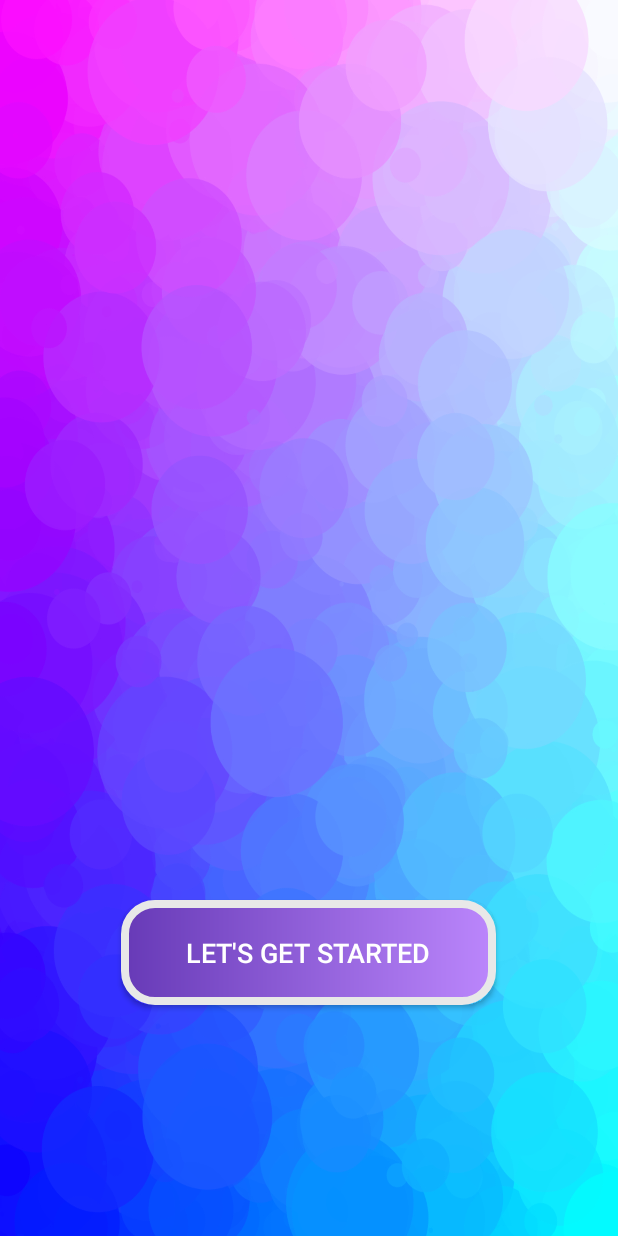
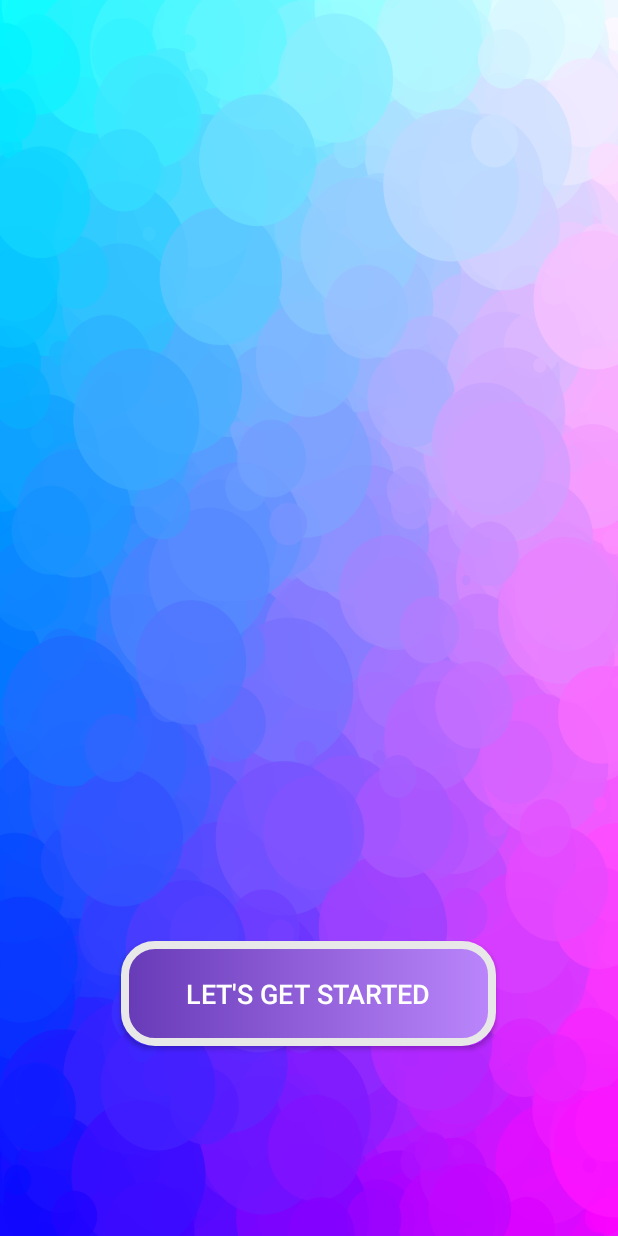
Before and after one commit to AyeshikaWickramasinghe/ScienceIva, an Android app: the layout activity_landing.xml on its own in the app's theme, with its tools: preview values and no code run, on a phone screen of 412 x 824 dp. Run offline under Robolectric (Android 15) with nearby library versions, the phone set to English and light mode, and no system bars; Roboto replaces fonts that are not available here.

Commit message:
Add model

```diff
--- a/app/src/main/res/drawable/background.xml
+++ b/app/src/main/res/drawable/background.xml
@@ -1,5 +1,5 @@
 <?xml version="1.0" encoding="utf-8"?>
 <shape xmlns:android="http://schemas.android.com/apk/res/android">
-<gradient android:startColor="@color/colorPurple"  android:endColor="@color/colorBlue"/>
+<gradient android:startColor="@color/colorPurple"  android:endColor="@color/purple_200"/>
 
 </shape>
--- a/app/src/main/res/layout/activity_landing.xml
+++ b/app/src/main/res/layout/activity_landing.xml
@@ -7,22 +7,31 @@
     android:background="@drawable/bg"
     tools:context=".LandingActivity">
 
+    <ImageView
+        android:id="@+id/landingGif"
+        android:layout_width="wrap_content"
+        android:layout_height="wrap_content"
+        app:layout_constraintTop_toTopOf="parent"
+        app:layout_constraintBottom_toTopOf="@id/button"
+        app:layout_constraintStart_toStartOf="parent"
+        app:layout_constraintEnd_toEndOf="parent"/>
+
     <Button
         android:id="@+id/button"
         android:layout_width="250dp"
         android:layout_height="70dp"
         android:layout_marginStart="32dp"
         android:layout_marginEnd="32dp"
-        android:layout_marginTop="600dp"
+        android:layout_marginTop="500dp"
+        android:background="@drawable/rounded_box"
         android:text="Let's get started"
+        android:textColor="@color/white"
         android:textSize="18sp"
-        android:textColor="@color/white"
-        android:background="@drawable/rounded_box"
+        app:layout_constraintBottom_toBottomOf="parent"
         app:layout_constraintEnd_toEndOf="parent"
         app:layout_constraintHorizontal_bias="0.494"
         app:layout_constraintStart_toStartOf="parent"
         app:layout_constraintTop_toTopOf="parent"
-        tools:ignore="MissingConstraints"
-        tools:layout_editor_absoluteY="606dp"/>
+        tools:ignore="MissingConstraints" />
 
 </androidx.constraintlayout.widget.ConstraintLayout>
```
Also changed, not shown: app/src/main/java/com/example/scienceiva/LandingActivity.java (+7 -0 lines), app/src/main/res/layout/activity_water_cycle.xml (+4 -4 lines), app/src/main/res/drawable-v24/bg.jpg (deleted), app/src/main/res/drawable/bg.jpg (added), 1 other file.
